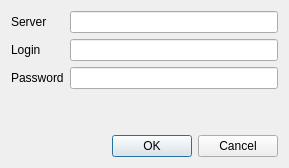
theoar/DataBaseApp, file logindialog.ui: the form before one commit.
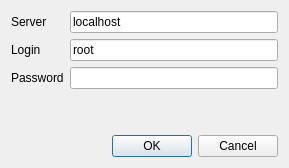
The form after the commit.

```diff
--- a/logindialog.ui
+++ b/logindialog.ui
@@ -22,7 +22,11 @@
     </widget>
    </item>
    <item row="1" column="1">
-    <widget class="QLineEdit" name="LoginText"/>
+    <widget class="QLineEdit" name="LoginText">
+     <property name="text">
+      <string>root</string>
+     </property>
+    </widget>
    </item>
    <item row="2" column="0">
     <widget class="QLabel" name="PasswordLable">
@@ -66,7 +70,11 @@
     </widget>
    </item>
    <item row="0" column="1">
-    <widget class="QLineEdit" name="ServerText"/>
+    <widget class="QLineEdit" name="ServerText">
+     <property name="text">
+      <string>localhost</string>
+     </property>
+    </widget>
    </item>
   </layout>
  </widget>
```
